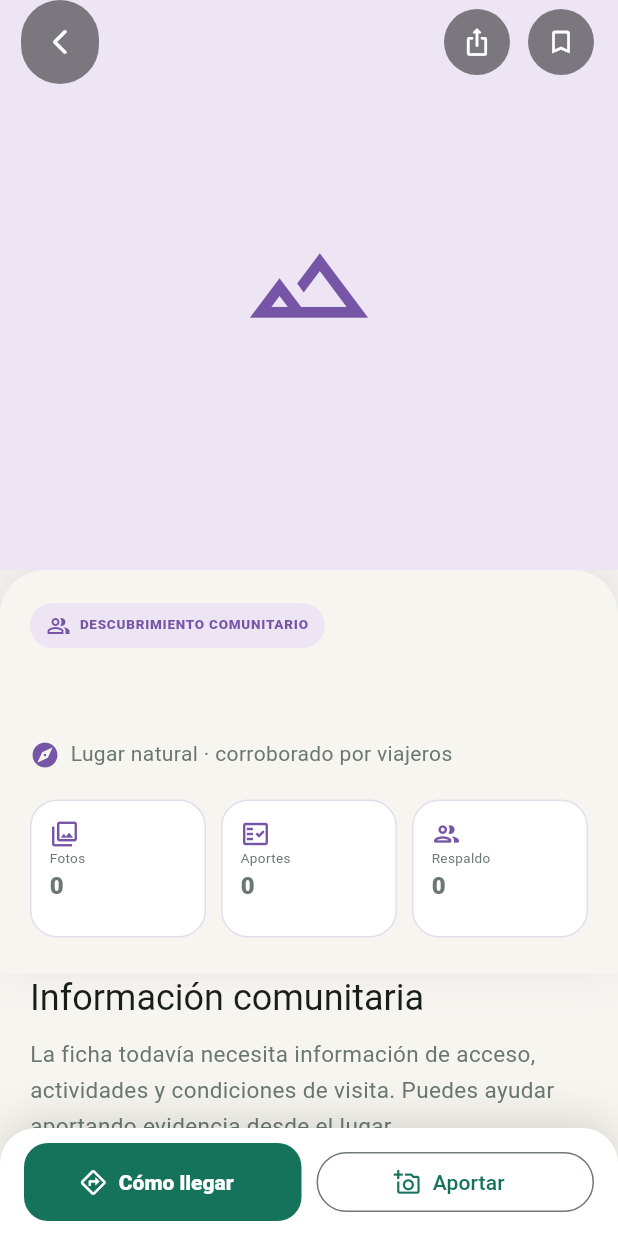
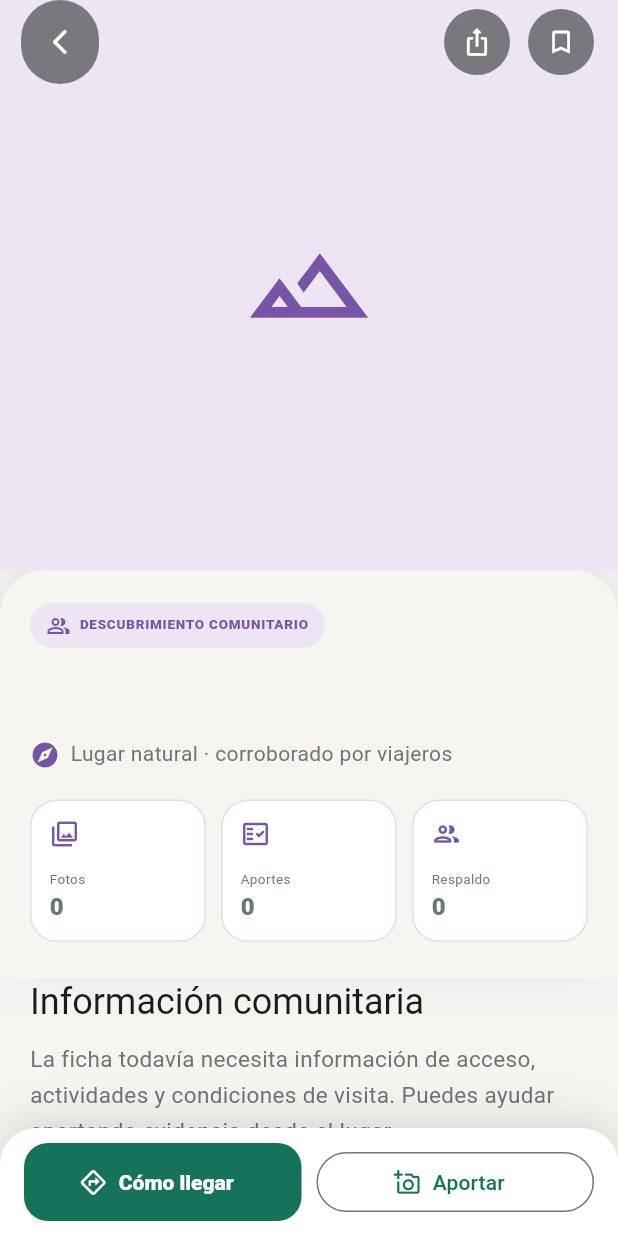
Before and after one commit to Nxz-ST/Turismo-app, a Flutter app: the CommunityPlaceDetailScreen screen opened directly with empty values, on a phone screen of 412 x 824 dp. Run offline on Flutter 3.47's test engine with Material 3 defaults, Android fonts, the phone set to English and light mode, and no system bars; our stand-ins replace connectivity_plus, geolocator, google_maps_flutter, image_picker, share_plus, shared_preferences and 1 more; accounts and stored records are empty; Roboto replaces fonts that are missing (SF Pro Display); statements that could not run were skipped.

Commit message:
Fix community place detail rendering

```diff
--- a/lib/features/places/screens/community_place_detail_screen.dart
+++ b/lib/features/places/screens/community_place_detail_screen.dart
@@ -862,10 +862,11 @@ class _CommunitySummaryFact extends StatelessWidget {
         border: Border.all(color: const Color(0xFFE4DBED)),
       ),
       child: Column(
+        mainAxisSize: MainAxisSize.min,
         crossAxisAlignment: CrossAxisAlignment.start,
         children: [
           Icon(icon, color: const Color(0xFF7655A6), size: 20),
-          const Spacer(),
+          const SizedBox(height: 14),
           Text(
             label,
             style: const TextStyle(color: AppColors.textLight, fontSize: 9),
```
